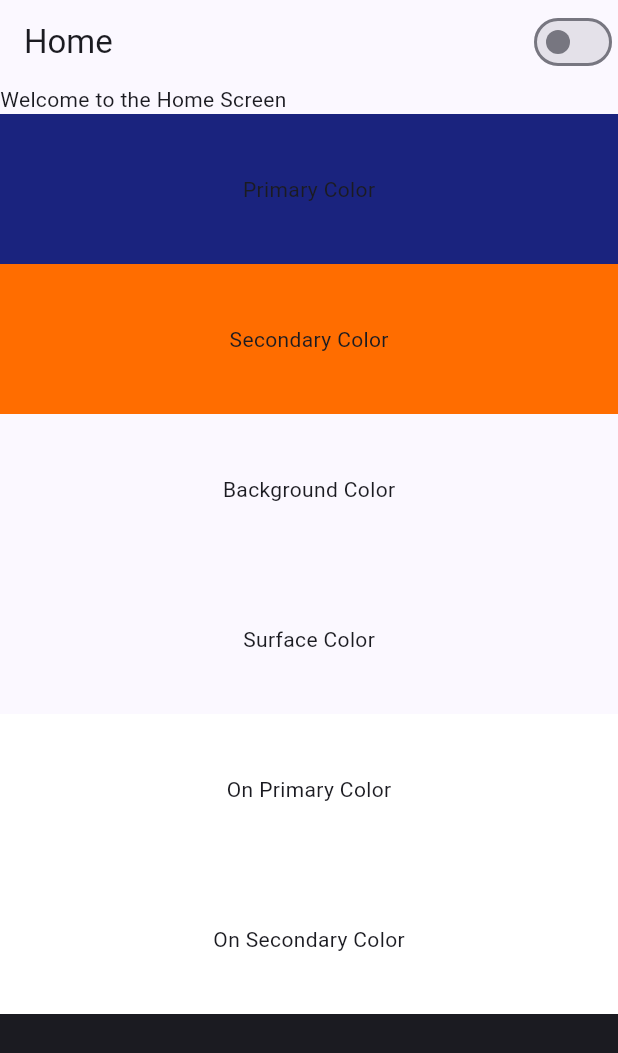
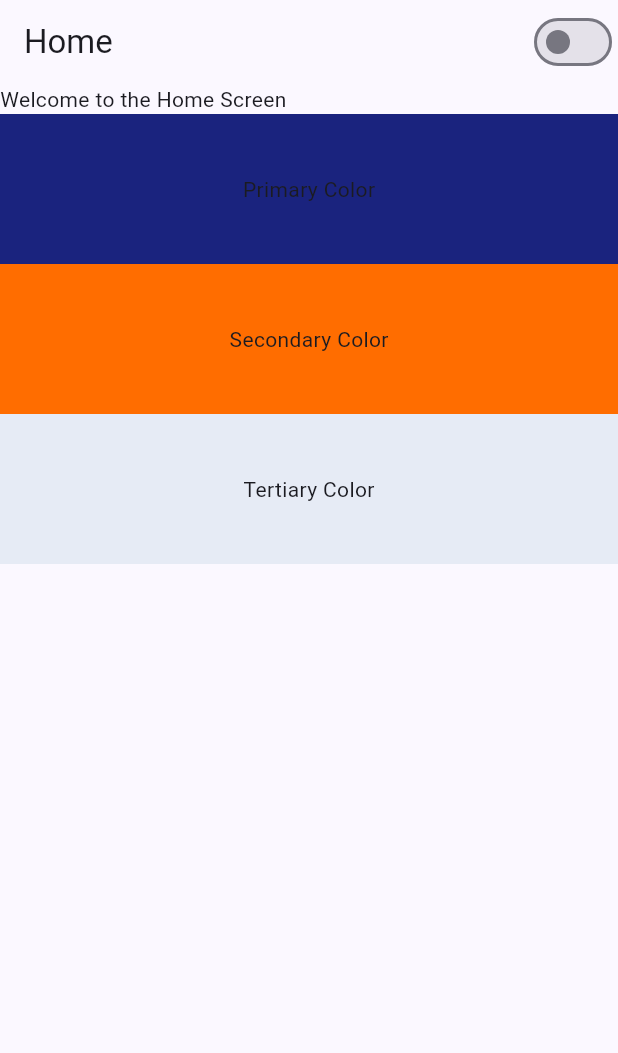
Before and after one commit to HaseebKahn365/wrap_safar, a Flutter app: the screen it shows after launch, on a phone screen of 412 x 824 dp. Shown: the top 1053 px of the screen. Run offline on Flutter 3.47's test engine with Material 3 defaults, Android fonts, the phone set to English and light mode, and no system bars.

Commit message:
proper colors for dark and light themes

```diff
--- a/lib/main.dart
+++ b/lib/main.dart
@@ -69,93 +69,11 @@
         ),
 
         Container(
-          color: themeProvider.themeData.colorScheme.background,
+          color: themeProvider.themeData.colorScheme.tertiary,
           height: 100,
           width: double.infinity,
           child: Center(
-            child: Text('Background Color'),
-          ),
-        ),
-
-        Container(
-          color: themeProvider.themeData.colorScheme.surface,
-          height: 100,
-          width: double.infinity,
-          child: Center(
-            child: Text('Surface Color'),
-          ),
-        ),
-
-        Container(
-          color: themeProvider.themeData.colorScheme.onPrimary,
-          height: 100,
-          width: double.infinity,
-          child: Center(
-            child: Text('On Primary Color'),
-          ),
-        ),
-
-        Container(
-          color: themeProvider.themeData.colorScheme.onSecondary,
-          height: 100,
-          width: double.infinity,
-          child: Center(
-            child: Text('On Secondary Color'),
-          ),
-        ),
-
-        Container(
-          color: themeProvider.themeData.colorScheme.onBackground,
-          height: 100,
-          width: double.infinity,
-          child: Center(
-            child: Text('On Background Color'),
-          ),
-        ),
-
-        Container(
-          color: themeProvider.themeData.colorScheme.onSurface,
-          height: 100,
-          width: double.infinity,
-          child: Center(
-            child: Text('On Surface Color'),
-          ),
-        ),
-
-        Container(
-          color: themeProvider.themeData.colorScheme.error,
-          height: 100,
-          width: double.infinity,
-          child: Center(
-            child: Text('Error Color'),
-          ),
-        ),
-
-        Container(
-          color: themeProvider.themeData.colorScheme.onError,
-          height: 100,
-          width: double.infinity,
-          child: Center(
-            child: Text('On Error Color'),
-          ),
-        ),
-
-        //inverse primary and inverse secondary
-        Container(
-          color: themeProvider.themeData.colorScheme.inversePrimary,
-          height: 100,
-          width: double.infinity,
-          child: Center(
-            child: Text('Primary Variant Color'),
-          ),
-        ),
-
-        Container(
-          color: themeProvider.themeData.colorScheme.onSecondary,
-          height: 100,
-          width: double.infinity,
-          child: Center(
-            child: Text('Secondary Variant Color'),
+            child: Text('Tertiary Color'),
           ),
         ),
       ]),
--- a/lib/providers/theme_provider.dart
+++ b/lib/providers/theme_provider.dart
@@ -3,6 +3,13 @@ import 'package:flutter/material.dart';
 
 const Color customPrimaryColor = Color(0xFF1A237E); // Dark Bluish color
 const Color customSecondaryColor = Color(0xFFFF6D00); // Orange color
+const Color tertiaryColor = Color(0xFFE6EBF5); // light blue color
+
+//creating complimetary dark versions of the above colors
+
+const Color customPrimaryColorDark = Color(0xFF0D163D);
+const Color customSecondaryColorDark = Color(0xFFCC5800);
+const Color tertiaryColorDark = Color.fromARGB(255, 18, 24, 37);
 
 class ThemeProvider extends ChangeNotifier {
   ThemeData _themeData;
@@ -14,6 +21,7 @@ class ThemeProvider extends ChangeNotifier {
             seedColor: customPrimaryColor,
             primary: customPrimaryColor,
             secondary: customSecondaryColor,
+            tertiary: tertiaryColor,
             brightness: isDarkMode ? Brightness.dark : Brightness.light,
           ),
         );
@@ -24,9 +32,10 @@ class ThemeProvider extends ChangeNotifier {
     _themeData = ThemeData(
       useMaterial3: true,
       colorScheme: ColorScheme.fromSeed(
-        seedColor: customPrimaryColor,
-        primary: customPrimaryColor,
-        secondary: customSecondaryColor,
+        seedColor: (isDarkMode) ? customPrimaryColorDark : customPrimaryColor,
+        primary: (isDarkMode) ? customPrimaryColorDark : customPrimaryColor,
+        secondary: (isDarkMode) ? customSecondaryColorDark : customSecondaryColor,
+        tertiary: (isDarkMode) ? tertiaryColorDark : tertiaryColor,
         brightness: isDarkMode ? Brightness.dark : Brightness.light,
       ),
     );
```
